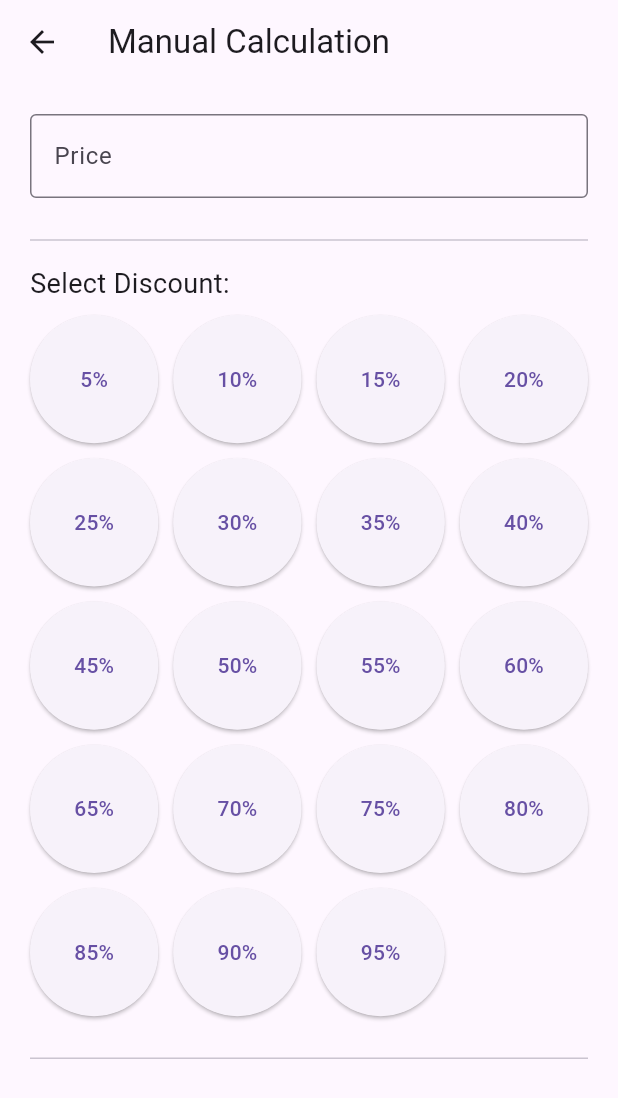
After one commit to vickyrare/discount-scanner, a Flutter app: the screen it shows after launch, after a tap on "Or enter price manually", on a phone screen of 412 x 824 dp. The commit adds this screen. Shown: the top 1098 px of the screen. Run offline on Flutter 3.47's test engine with Material 3 defaults, Android fonts, the light colour scheme and no system bars; our stand-ins replace camera; missing offline and left inert: google_mlkit_text_recognition.

Commit message:
Replace manual discount screen with unified manual entry
Removed the old ManualDiscountScreen and introduced ManualPriceEntryScreen, which allows users to enter a price and select a discount in one place. Updated navigation in main.dart and scanner_screen.dart to use the new screen. Improved discount parsing logic in text_parser.dart for better accuracy.

```diff
--- a/lib/main.dart
+++ b/lib/main.dart
@@ -1,3 +1,4 @@
+import 'package:discount_scanner/manual_price_entry_screen.dart';
 import 'package:discount_scanner/scanner_screen.dart';
 import 'package:flutter/material.dart';
 
@@ -53,6 +54,16 @@ class HomeScreen extends StatelessWidget {
                 textStyle: const TextStyle(fontSize: 16),
               ),
             ),
+            const SizedBox(height: 10),
+            TextButton(
+              onPressed: () {
+                Navigator.push(
+                  context,
+                  MaterialPageRoute(builder: (context) => const ManualPriceEntryScreen()),
+                );
+              },
+              child: const Text('Or enter price manually'),
+            ),
           ],
         ),
       ),
--- /dev/null
+++ b/lib/manual_price_entry_screen.dart
@@ -0,0 +1,138 @@
+import 'package:flutter/material.dart';
+import 'package:flutter/services.dart';
+
+class ManualPriceEntryScreen extends StatefulWidget {
+  final double? initialPrice;
+  const ManualPriceEntryScreen({super.key, this.initialPrice});
+
+  @override
+  State<ManualPriceEntryScreen> createState() => _ManualPriceEntryScreenState();
+}
+
+class _ManualPriceEntryScreenState extends State<ManualPriceEntryScreen> {
+  late final TextEditingController _priceController;
+  double? _price;
+  double? _discount;
+  double? _finalPrice;
+
+  @override
+  void initState() {
+    super.initState();
+    _priceController =
+        TextEditingController(text: widget.initialPrice?.toStringAsFixed(2));
+    _price = widget.initialPrice;
+    _priceController.addListener(_updatePrice);
+  }
+
+  void _updatePrice() {
+    setState(() {
+      _price = double.tryParse(_priceController.text);
+      _calculateFinalPrice();
+    });
+  }
+
+  void _selectDiscount(double discount) {
+    setState(() {
+      _discount = discount;
+      _calculateFinalPrice();
+    });
+  }
+
+  void _calculateFinalPrice() {
+    if (_price != null && _discount != null) {
+      _finalPrice = _price! - (_price! * (_discount! / 100));
+    } else {
+      _finalPrice = null;
+    }
+  }
+
+  @override
+  void dispose() {
+    _priceController.removeListener(_updatePrice);
+    _priceController.dispose();
+    super.dispose();
+  }
+
+  @override
+  Widget build(BuildContext context) {
+    return Scaffold(
+      appBar: AppBar(
+        title: const Text('Manual Calculation'),
+      ),
+      body: SingleChildScrollView(
+        padding: const EdgeInsets.all(20.0),
+        child: Column(
+          crossAxisAlignment: CrossAxisAlignment.stretch,
+          children: [
+            TextFormField(
+              controller: _priceController,
+              decoration: const InputDecoration(
+                labelText: 'Price',
+                prefixText: '\$',
+                border: OutlineInputBorder(),
+              ),
+              keyboardType: const TextInputType.numberWithOptions(decimal: true),
+              inputFormatters: [
+                FilteringTextInputFormatter.allow(RegExp(r'^\d+\.?\d{0,2}')),
+              ],
+            ),
+            const SizedBox(height: 20),
+            const Divider(),
+            const Padding(
+              padding: EdgeInsets.symmetric(vertical: 8.0),
+              child: Text(
+                'Select Discount:',
+                style: TextStyle(fontSize: 18),
+              ),
+            ),
+            GridView.builder(
+              shrinkWrap: true,
+              physics: const NeverScrollableScrollPhysics(),
+              gridDelegate: const SliverGridDelegateWithFixedCrossAxisCount(
+                crossAxisCount: 4,
+                crossAxisSpacing: 10,
+                mainAxisSpacing: 10,
+              ),
+              itemCount: 19, // 5, 10, 15, ..., 95
+              itemBuilder: (context, index) {
+                final discount = (index + 1) * 5;
+                final isSelected = _discount == discount.toDouble();
+                return ElevatedButton(
+                  onPressed: () => _selectDiscount(discount.toDouble()),
+                  style: ElevatedButton.styleFrom(
+                    shape: const CircleBorder(),
+                    padding: const EdgeInsets.all(10),
+                    backgroundColor: isSelected ? Theme.of(context).primaryColor : null,
+                    foregroundColor: isSelected ? Colors.white : null,
+                  ),
+                  child: Text('$discount%'),
+                );
+              },
+            ),
+            const SizedBox(height: 20),
+            const Divider(),
+            const SizedBox(height: 20),
+            if (_finalPrice != null)
+              Column(
+                children: [
+                  const Text(
+                    'Final Price',
+                    style: TextStyle(fontSize: 24, color: Colors.grey),
+                  ),
+                  const SizedBox(height: 10),
+                  Text(
+                    '\$${_finalPrice!.toStringAsFixed(2)}',
+                    style: const TextStyle(
+                      fontSize: 48,
+                      fontWeight: FontWeight.bold,
+                      color: Colors.green,
+                    ),
+                  ),
+                ],
+              ),
+          ],
+        ),
+      ),
+    );
+  }
+}
```
Also changed, not shown: lib/manual_discount_screen.dart (deleted, +0 -68 lines), lib/scanner_screen.dart (+16 -5 lines), lib/utils/text_parser.dart (+6 -15 lines).
